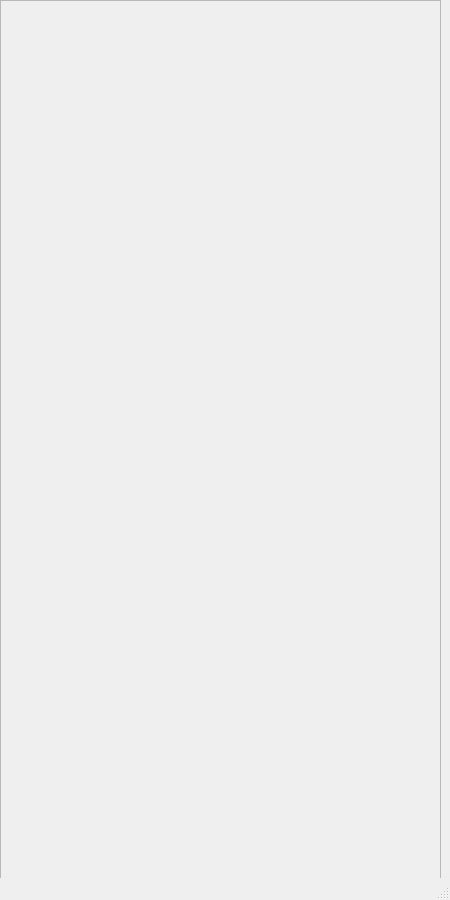
hzf644/QT-homework, file restaurant_main.ui: the form before one commit.
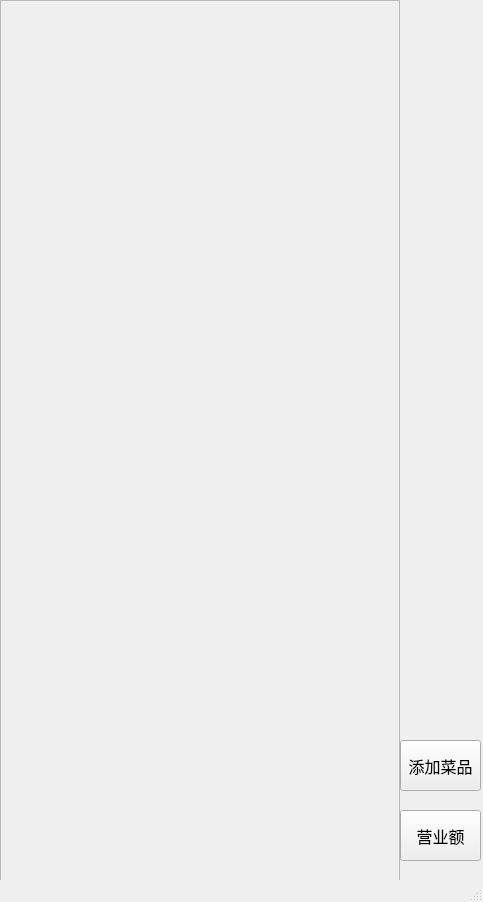
The form after the commit.

Diff of the .ui file:
```diff
--- a/restaurant_main.ui
+++ b/restaurant_main.ui
@@ -6,8 +6,8 @@
    <rect>
     <x>0</x>
     <y>0</y>
-    <width>450</width>
-    <height>900</height>
+    <width>483</width>
+    <height>902</height>
    </rect>
   </property>
   <property name="windowTitle">
@@ -19,8 +19,8 @@
      <rect>
       <x>0</x>
       <y>0</y>
-      <width>441</width>
-      <height>881</height>
+      <width>400</width>
+      <height>900</height>
      </rect>
     </property>
     <property name="widgetResizable">
@@ -31,12 +31,48 @@
       <rect>
        <x>0</x>
        <y>0</y>
-       <width>439</width>
-       <height>879</height>
+       <width>398</width>
+       <height>898</height>
       </rect>
      </property>
     </widget>
    </widget>
+   <widget class="QPushButton" name="pushButton">
+    <property name="geometry">
+     <rect>
+      <x>400</x>
+      <y>810</y>
+      <width>81</width>
+      <height>51</height>
+     </rect>
+    </property>
+    <property name="font">
+     <font>
+      <pointsize>12</pointsize>
+     </font>
+    </property>
+    <property name="text">
+     <string>营业额</string>
+    </property>
+   </widget>
+   <widget class="QPushButton" name="add">
+    <property name="geometry">
+     <rect>
+      <x>400</x>
+      <y>740</y>
+      <width>81</width>
+      <height>51</height>
+     </rect>
+    </property>
+    <property name="font">
+     <font>
+      <pointsize>12</pointsize>
+     </font>
+    </property>
+    <property name="text">
+     <string>添加菜品</string>
+    </property>
+   </widget>
   </widget>
   <widget class="QMenuBar" name="menubar">
    <property name="geometry">
```
Left out of the diff: 2 changed lines with no effect on the pictures.
